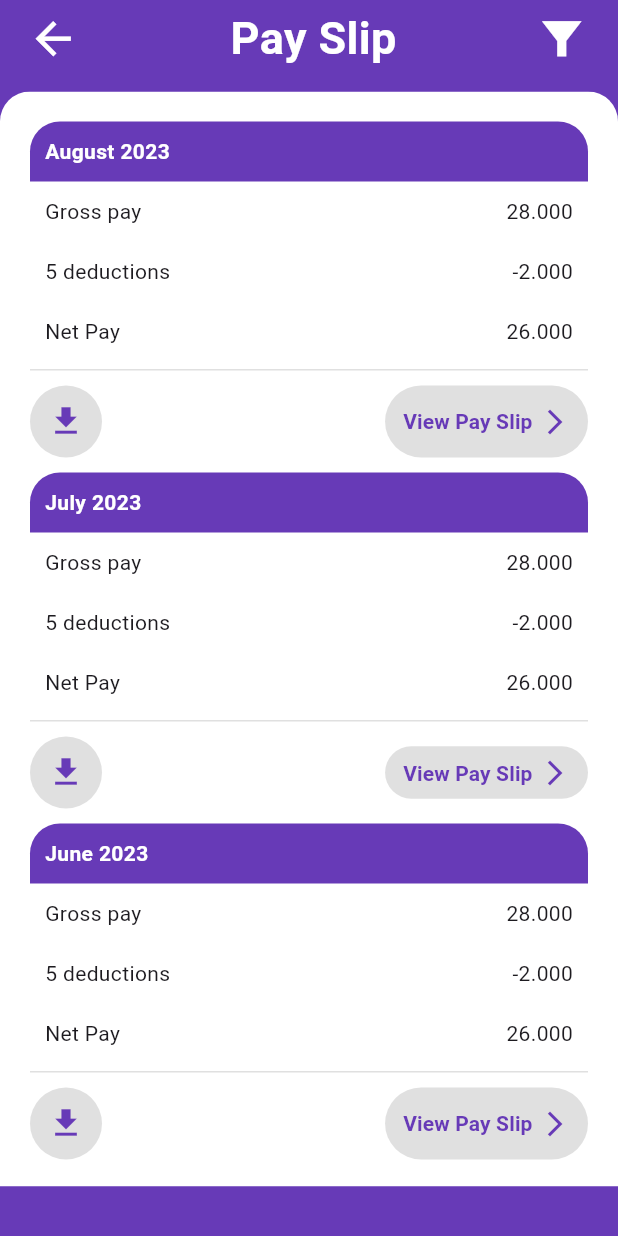
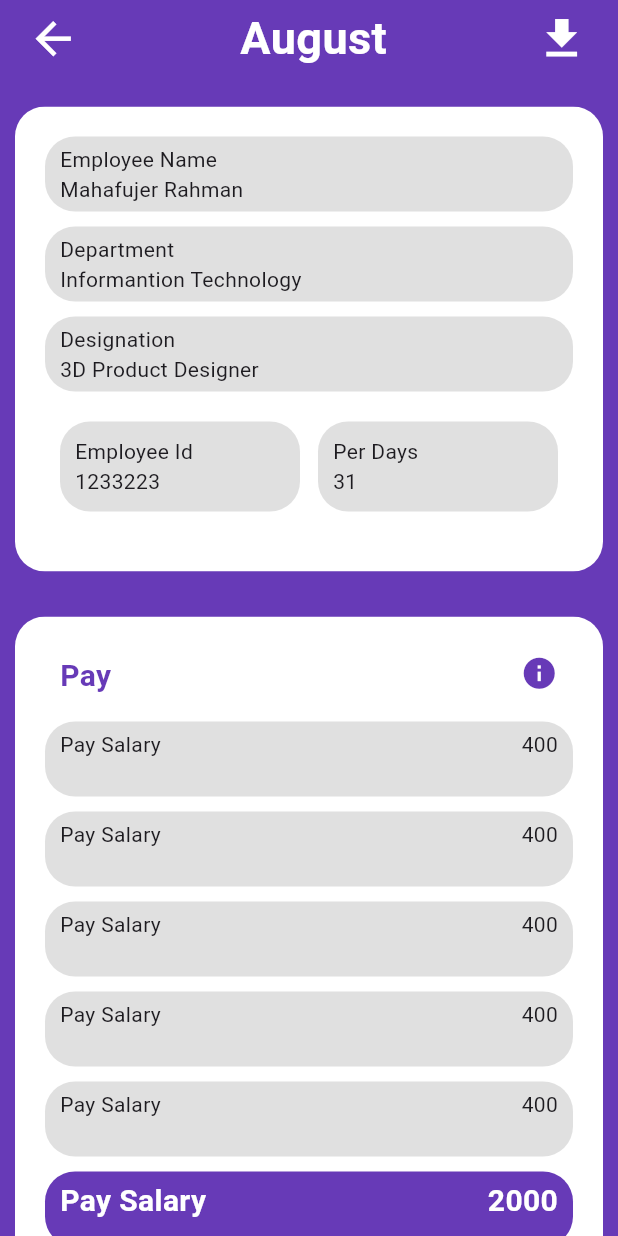
Before and after one commit to mahafujerrahman/HRM_application, a Flutter app: the PaySlip screen opened directly, after a tap on "View Pay Slip", on a phone screen of 412 x 824 dp. Run offline on Flutter 3.47's test engine with Material 3 defaults, Android fonts, the phone set to English and light mode, and no system bars.

Commit message:
Upadte2.0

```diff
--- a/lib/All Features/FeatureView.dart
+++ b/lib/All Features/FeatureView.dart
@@ -1,6 +1,6 @@
 import 'package:flutter/material.dart';
 import 'package:hrm_application/All%20Features/AttendanceCard.dart';
-import 'package:hrm_application/All%20Features/PaySlip.dart';
+import 'package:hrm_application/All%20Features/PaySlip/PaySlip.dart';
 import 'package:hrm_application/HomeScreen.dart';
 import 'package:hrm_application/Login_Screen.dart';
 
--- a/lib/All Features/PaySlip.dart
+++ b/lib/All Features/PaySlip/PaySlip.dart
@@ -1,4 +1,5 @@
 import 'package:flutter/material.dart';
+import 'package:hrm_application/All%20Features/PaySlip/PaySlip_Month.dart';
 import 'package:hrm_application/HomeScreen.dart';
 
 class PaySlip extends StatelessWidget {
@@ -131,7 +132,13 @@ class PaySlip extends StatelessWidget {
                                 borderRadius: BorderRadius.circular(30),
                               ),
                               child: TextButton(
-                                onPressed: () {},
+                                onPressed: () {
+                                  Navigator.push(
+                                    context,
+                                    MaterialPageRoute(
+                                        builder: (context) => PaySlipMonth()),
+                                  );
+                                },
                                 child: const Row(
                                   children: [
                                     Text(
@@ -219,7 +226,10 @@ class PaySlip extends StatelessWidget {
                               child: IconButton(
                                 icon: Icon(Icons.download,
                                     color: Colors.deepPurple,size: 25),
-                                onPressed: () {},
+                                onPressed: () {
+
+
+                                },
                               ),
                             ),
                             Container(height: 35,
--- /dev/null
+++ b/lib/All Features/PaySlip/PaySlip_Month.dart
@@ -0,0 +1,317 @@
+import 'package:flutter/material.dart';
+import 'package:hrm_application/HomeScreen.dart';
+
+class PaySlipMonth extends StatelessWidget {
+  const PaySlipMonth({Key? key}) : super(key: key);
+
+  @override
+  Widget build(BuildContext context) {
+    return Scaffold(
+      backgroundColor: Colors.deepPurple,
+      body: SafeArea(
+        child: ListView(
+          children: [
+            Row(
+              mainAxisAlignment: MainAxisAlignment.spaceBetween,
+              children: [
+                Padding(
+                  padding: EdgeInsets.only(left: 10),
+                  child: IconButton(
+                    icon: Icon(Icons.arrow_back, color: Colors.white, size: 35),
+                    onPressed: () {
+                      Navigator.push(
+                        context,
+                        MaterialPageRoute(
+                          builder: (context) => HomeScreen(),
+                        ),
+                      );
+                    },
+                  ),
+                ),
+                Text("August",
+                    style: TextStyle(
+                        color: Colors.white,
+                        fontSize: 30,
+                        fontWeight: FontWeight.bold)),
+                Padding(
+                  padding: EdgeInsets.only(right: 20),
+                  child: Icon(Icons.download, color: Colors.white, size: 35),
+                ),
+              ],
+            ),
+            SizedBox(height: 10),
+            Padding(
+              padding: EdgeInsets.all(10),
+              child: ClipRRect(
+                borderRadius: BorderRadius.circular(20),
+                child: Container(
+                  height: 310,
+                  width: 400,
+                  color: Colors.white,
+                  padding: EdgeInsets.all(20),
+                  child:  Column(
+                      children: [
+                        Container(
+                          height: 50, // Customize the height
+                          width: 400,
+                          padding: EdgeInsets.symmetric(vertical: 5, horizontal: 10),
+                          decoration: BoxDecoration(
+                            color: Colors.black12,
+                            borderRadius: BorderRadius.circular(20.0), // Set border radius to 20
+                          ),
+                          child: Column(
+                            crossAxisAlignment: CrossAxisAlignment.start,
+                            children: [
+                              Text("Employee Name"),
+                              Text("Mahafujer Rahman"),
+                            ],
+                          ),
+                        ),
+                        SizedBox(height: 10),
+                        Container(
+                          height: 50, // Customize the height
+                          width: 400,
+                          padding: EdgeInsets.symmetric(vertical: 5, horizontal: 10),
+                          decoration: BoxDecoration(
+                            color: Colors.black12,
+                            borderRadius: BorderRadius.circular(20.0), // Set border radius to 20
+                          ),
+                          child: Column(
+                            crossAxisAlignment: CrossAxisAlignment.start,
+                            children: [
+                              Text("Department"),
+                              Text("Informantion Technology"),
+                            ],
+                          ),
+                        ),
+                        SizedBox(height: 10),
+                        Container(
+                          height: 50, // Customize the height
+                          width: 400,
+                          padding: EdgeInsets.symmetric(vertical: 5, horizontal: 10),
+                          decoration: BoxDecoration(
+                            color: Colors.black12,
+                            borderRadius: BorderRadius.circular(20.0), // Set border radius to 20
+                          ),
+                          child: Column(
+                            crossAxisAlignment: CrossAxisAlignment.start,
+                            children: [
+                              Text("Designation"),
+                              Text("3D Product Designer"),
+                            ],
+                          ),
+                        ),
+                        Container(
+                          height: 100, // Customize the height
+                          width: 400,
+                          padding: EdgeInsets.symmetric(vertical: 5, horizontal: 10),
+                          child: Row(
+                            mainAxisAlignment: MainAxisAlignment.spaceBetween,
+                            children: [
+                              Container(
+                                height: 60,
+                                width: 160, // Customize the width
+                                decoration: BoxDecoration(
+                                  color: Colors.black12,
+                                  borderRadius: BorderRadius.circular(20.0),
+                                ),
+                                padding: EdgeInsets.all(10),
+                                child: Column(
+                                  crossAxisAlignment: CrossAxisAlignment.start,
+                                  children: [
+                                    Text("Employee Id"),
+                                    Text("1233223"),
+                                  ],
+                                ),
+                              ),
+                              SizedBox(width: 10),
+                              Container(
+                                height: 60,
+                                width: 160, // Customize the width
+                                decoration: BoxDecoration(
+                                  color: Colors.black12,
+                                  borderRadius: BorderRadius.circular(20.0),
+                                ),
+                                padding: EdgeInsets.all(10),
+                                child: Column(
+                                  crossAxisAlignment: CrossAxisAlignment.start,
+                                  children: [
+                                    Text("Per Days"),
+                                    Text("31"),
+                                  ],
+                                ),
+                              ),
+                            ],
+                          ),
+                        ),
+
+
+
+
+
+
+                      ],
+                    ),
+                  ),
+                ),
+              ),
+
+            SizedBox(height: 10),
+            Padding(
+              padding: EdgeInsets.all(10),
+              child: ClipRRect(
+                borderRadius: BorderRadius.circular(20),
+                child: Container(
+                  height: 510,
+                  width: 400,
+                  color: Colors.white,
+                  padding: EdgeInsets.all(20),
+                  child:  Column(
+                    children: [
+                      Container(
+                        height: 50, // Customize the height
+                        width: 400,
+                        padding: EdgeInsets.symmetric(vertical: 5, horizontal: 10),
+                        decoration: BoxDecoration(
+
+                          borderRadius: BorderRadius.circular(20.0), // Set border radius to 20
+                        ),
+                        child: Row(
+                          crossAxisAlignment: CrossAxisAlignment.start,
+                          mainAxisAlignment: MainAxisAlignment.spaceBetween,
+                          children: [
+                            Text("Pay",style: TextStyle(color: Colors.deepPurple,
+                                fontWeight: FontWeight.bold,fontSize: 20),),
+                            Icon(Icons.info,size: 25,color: Colors.deepPurple,)
+
+                          ],
+                        ),
+                      ),
+                      Container(
+                        height: 50, // Customize the height
+                        width: 400,
+                        padding: EdgeInsets.symmetric(vertical: 5, horizontal: 10),
+                        decoration: BoxDecoration(
+                          color: Colors.black12,
+                          borderRadius: BorderRadius.circular(20.0), // Set border radius to 20
+                        ),
+                        child: Row(
+                          crossAxisAlignment: CrossAxisAlignment.start,
+                          mainAxisAlignment: MainAxisAlignment.spaceBetween,
+                          children: [
+                            Text("Pay Salary"),
+                            Text("400"),
+                          ],
+                        ),
+                      ),
+                      SizedBox(height: 10),
+                      Container(
+                        height: 50, // Customize the height
+                        width: 400,
+                        padding: EdgeInsets.symmetric(vertical: 5, horizontal: 10),
+                        decoration: BoxDecoration(
+                          color: Colors.black12,
+                          borderRadius: BorderRadius.circular(20.0), // Set border radius to 20
+                        ),
+                        child: Row(
+                          crossAxisAlignment: CrossAxisAlignment.start,
+                          mainAxisAlignment: MainAxisAlignment.spaceBetween,
+                          children: [
+                            Text("Pay Salary"),
+                            Text("400"),
+                          ],
+                        ),
+                      ),
+                      SizedBox(height: 10),
+                      Container(
+                        height: 50, // Customize the height
+                        width: 400,
+                        padding: EdgeInsets.symmetric(vertical: 5, horizontal: 10),
+                        decoration: BoxDecoration(
+                          color: Colors.black12,
+                          borderRadius: BorderRadius.circular(20.0), // Set border radius to 20
+                        ),
+                        child: Row(
+                          crossAxisAlignment: CrossAxisAlignment.start,
+                          mainAxisAlignment: MainAxisAlignment.spaceBetween,
+                          children: [
+                            Text("Pay Salary"),
+                            Text("400"),
+                          ],
+                        ),
+                      ),
+                      SizedBox(height: 10),
+                      Container(
+                        height: 50, // Customize the height
+                        width: 400,
+                        padding: EdgeInsets.symmetric(vertical: 5, horizontal: 10),
+                        decoration: BoxDecoration(
+                          color: Colors.black12,
+                          borderRadius: BorderRadius.circular(20.0), // Set border radius to 20
+                        ),
+                        child: Row(
+                          crossAxisAlignment: CrossAxisAlignment.start,
+                          mainAxisAlignment: MainAxisAlignment.spaceBetween,
+                          children: [
+                            Text("Pay Salary"),
+                            Text("400"),
+                          ],
+                        ),
+                      ),
+                      SizedBox(height: 10),
+                      Container(
+                        height: 50, // Customize the height
+                        width: 400,
+                        padding: EdgeInsets.symmetric(vertical: 5, horizontal: 10),
+                        decoration: BoxDecoration(
+                          color: Colors.black12,
+                          borderRadius: BorderRadius.circular(20.0), // Set border radius to 20
+                        ),
+                        child: Row(
+                          crossAxisAlignment: CrossAxisAlignment.start,
+                          mainAxisAlignment: MainAxisAlignment.spaceBetween,
+                          children: [
+                            Text("Pay Salary"),
+                            Text("400"),
+                          ],
+                        ),
+                      ),
+                      SizedBox(height: 10),
+                      Container(
+                        height: 50, // Customize the height
+                        width: 400,
+                        padding: EdgeInsets.symmetric(vertical: 5, horizontal: 10),
+                        decoration: BoxDecoration(
+                          color: Colors.deepPurple,
+                          borderRadius: BorderRadius.circular(20.0), // Set border radius to 20
+                        ),
+                        child: Row(
+                          crossAxisAlignment: CrossAxisAlignment.start,
+                          mainAxisAlignment: MainAxisAlignment.spaceBetween,
+                          children: [
+                            Text("Pay Salary",style: TextStyle(color: Colors.white,
+                                fontSize: 20,fontWeight: FontWeight.bold),),
+                            Text("2000",style: TextStyle(color: Colors.white,
+                                fontSize: 20,fontWeight: FontWeight.bold),),
+                          ],
+                        ),
+                      ),
+
+
+
+
+
+
+                    ],
+                  ),
+                ),
+              ),
+            ),
+
+
+          ],
+        ),
+      ),
+    );
+  }
+}
--- a/lib/Login_Screen.dart
+++ b/lib/Login_Screen.dart
@@ -1,5 +1,5 @@
 import 'package:flutter/material.dart';
-import 'package:hrm_application/All%20Features/PaySlip.dart';
+import 'package:hrm_application/All%20Features/PaySlip/PaySlip.dart';
 import 'package:hrm_application/HomeScreen.dart';
 
 class LogInScreen extends StatefulWidget {
--- a/lib/main.dart
+++ b/lib/main.dart
@@ -1,5 +1,5 @@
 import 'package:flutter/material.dart';
-import 'package:hrm_application/All%20Features/PaySlip.dart';
+import 'package:hrm_application/All%20Features/PaySlip/PaySlip.dart';
 import 'package:hrm_application/Login_Screen.dart';
 
 void main() {
```
